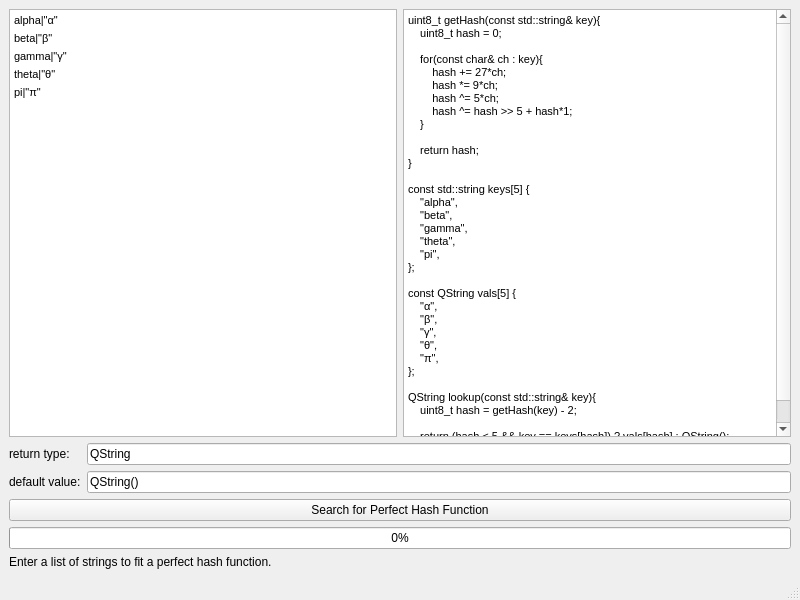
Old version of the form src/Poifect/mainwindow.ui in the repository JohnDTill/Poifect.
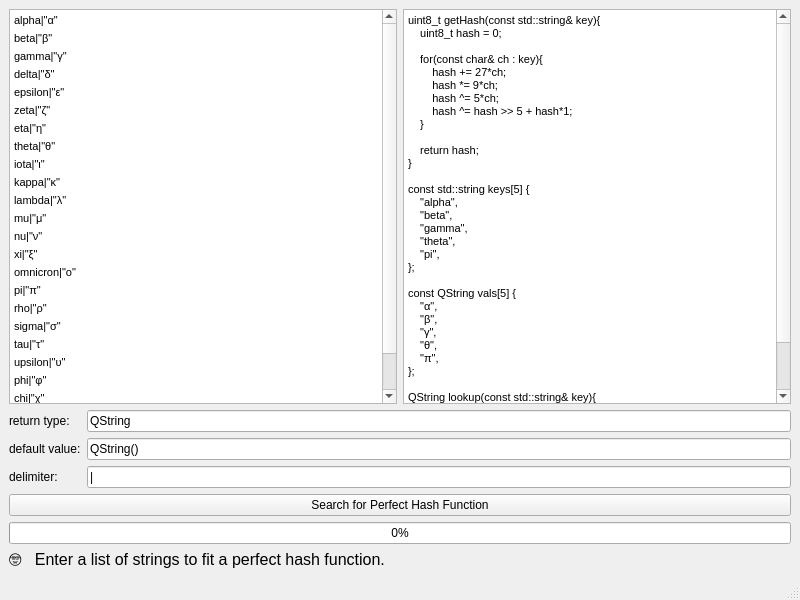
New version of the form.

Diff of the .ui file:
```diff
--- a/src/Poifect/mainwindow.ui
+++ b/src/Poifect/mainwindow.ui
@@ -37,11 +37,30 @@
 &lt;html&gt;&lt;head&gt;&lt;meta name=&quot;qrichtext&quot; content=&quot;1&quot; /&gt;&lt;style type=&quot;text/css&quot;&gt;
 p, li { white-space: pre-wrap; }
 &lt;/style&gt;&lt;/head&gt;&lt;body style=&quot; font-family:'MS Shell Dlg 2'; font-size:8pt; font-weight:400; font-style:normal;&quot;&gt;
-&lt;p style=&quot; margin-top:5px; margin-bottom:5px; margin-left:0px; margin-right:0px; -qt-block-indent:0; text-indent:0px;&quot;&gt;alpha|&amp;quot;α&amp;quot;&lt;/p&gt;
+&lt;p style=&quot; margin-top:0px; margin-bottom:0px; margin-left:0px; margin-right:0px; -qt-block-indent:0; text-indent:0px;&quot;&gt;alpha|&amp;quot;α&amp;quot;&lt;/p&gt;
 &lt;p style=&quot; margin-top:5px; margin-bottom:5px; margin-left:0px; margin-right:0px; -qt-block-indent:0; text-indent:0px;&quot;&gt;beta|&amp;quot;β&amp;quot;&lt;/p&gt;
 &lt;p style=&quot; margin-top:5px; margin-bottom:5px; margin-left:0px; margin-right:0px; -qt-block-indent:0; text-indent:0px;&quot;&gt;gamma|&amp;quot;γ&amp;quot;&lt;/p&gt;
+&lt;p style=&quot; margin-top:5px; margin-bottom:5px; margin-left:0px; margin-right:0px; -qt-block-indent:0; text-indent:0px;&quot;&gt;delta|&amp;quot;δ&amp;quot;&lt;/p&gt;
+&lt;p style=&quot; margin-top:5px; margin-bottom:5px; margin-left:0px; margin-right:0px; -qt-block-indent:0; text-indent:0px;&quot;&gt;epsilon|&amp;quot;ε&amp;quot;&lt;/p&gt;
+&lt;p style=&quot; margin-top:5px; margin-bottom:5px; margin-left:0px; margin-right:0px; -qt-block-indent:0; text-indent:0px;&quot;&gt;zeta|&amp;quot;ζ&amp;quot;&lt;/p&gt;
+&lt;p style=&quot; margin-top:5px; margin-bottom:5px; margin-left:0px; margin-right:0px; -qt-block-indent:0; text-indent:0px;&quot;&gt;eta|&amp;quot;η&amp;quot;&lt;/p&gt;
 &lt;p style=&quot; margin-top:5px; margin-bottom:5px; margin-left:0px; margin-right:0px; -qt-block-indent:0; text-indent:0px;&quot;&gt;theta|&amp;quot;θ&amp;quot;&lt;/p&gt;
-&lt;p style=&quot; margin-top:5px; margin-bottom:5px; margin-left:0px; margin-right:0px; -qt-block-indent:0; text-indent:0px;&quot;&gt;pi|&amp;quot;π&amp;quot;&lt;/p&gt;&lt;/body&gt;&lt;/html&gt;</string>
+&lt;p style=&quot; margin-top:5px; margin-bottom:5px; margin-left:0px; margin-right:0px; -qt-block-indent:0; text-indent:0px;&quot;&gt;iota|&amp;quot;ι&amp;quot;&lt;/p&gt;
+&lt;p style=&quot; margin-top:5px; margin-bottom:5px; margin-left:0px; margin-right:0px; -qt-block-indent:0; text-indent:0px;&quot;&gt;kappa|&amp;quot;κ&amp;quot;&lt;/p&gt;
+&lt;p style=&quot; margin-top:5px; margin-bottom:5px; margin-left:0px; margin-right:0px; -qt-block-indent:0; text-indent:0px;&quot;&gt;lambda|&amp;quot;λ&amp;quot;&lt;/p&gt;
+&lt;p style=&quot; margin-top:5px; margin-bottom:5px; margin-left:0px; margin-right:0px; -qt-block-indent:0; text-indent:0px;&quot;&gt;mu|&amp;quot;μ&amp;quot;&lt;/p&gt;
+&lt;p style=&quot; margin-top:5px; margin-bottom:5px; margin-left:0px; margin-right:0px; -qt-block-indent:0; text-indent:0px;&quot;&gt;nu|&amp;quot;ν&amp;quot;&lt;/p&gt;
+&lt;p style=&quot; margin-top:5px; margin-bottom:5px; margin-left:0px; margin-right:0px; -qt-block-indent:0; text-indent:0px;&quot;&gt;xi|&amp;quot;ξ&amp;quot;&lt;/p&gt;
+&lt;p style=&quot; margin-top:5px; margin-bottom:5px; margin-left:0px; margin-right:0px; -qt-block-indent:0; text-indent:0px;&quot;&gt;omnicron|&amp;quot;ο&amp;quot;&lt;/p&gt;
+&lt;p style=&quot; margin-top:5px; margin-bottom:5px; margin-left:0px; margin-right:0px; -qt-block-indent:0; text-indent:0px;&quot;&gt;pi|&amp;quot;π&amp;quot;&lt;/p&gt;
+&lt;p style=&quot; margin-top:5px; margin-bottom:5px; margin-left:0px; margin-right:0px; -qt-block-indent:0; text-indent:0px;&quot;&gt;rho|&amp;quot;ρ&amp;quot;&lt;/p&gt;
+&lt;p style=&quot; margin-top:5px; margin-bottom:5px; margin-left:0px; margin-right:0px; -qt-block-indent:0; text-indent:0px;&quot;&gt;sigma|&amp;quot;σ&amp;quot;&lt;/p&gt;
+&lt;p style=&quot; margin-top:5px; margin-bottom:5px; margin-left:0px; margin-right:0px; -qt-block-indent:0; text-indent:0px;&quot;&gt;tau|&amp;quot;τ&amp;quot;&lt;/p&gt;
+&lt;p style=&quot; margin-top:5px; margin-bottom:5px; margin-left:0px; margin-right:0px; -qt-block-indent:0; text-indent:0px;&quot;&gt;upsilon|&amp;quot;υ&amp;quot;&lt;/p&gt;
+&lt;p style=&quot; margin-top:5px; margin-bottom:5px; margin-left:0px; margin-right:0px; -qt-block-indent:0; text-indent:0px;&quot;&gt;phi|&amp;quot;φ&amp;quot;&lt;/p&gt;
+&lt;p style=&quot; margin-top:5px; margin-bottom:5px; margin-left:0px; margin-right:0px; -qt-block-indent:0; text-indent:0px;&quot;&gt;chi|&amp;quot;χ&amp;quot;&lt;/p&gt;
+&lt;p style=&quot; margin-top:5px; margin-bottom:5px; margin-left:0px; margin-right:0px; -qt-block-indent:0; text-indent:0px;&quot;&gt;psi|&amp;quot;ψ&amp;quot;&lt;/p&gt;
+&lt;p style=&quot; margin-top:5px; margin-bottom:5px; margin-left:0px; margin-right:0px; -qt-block-indent:0; text-indent:0px;&quot;&gt;omega|&amp;quot;ω&amp;quot;&lt;/p&gt;&lt;/body&gt;&lt;/html&gt;</string>
         </property>
         <property name="placeholderText">
          <string/>
@@ -186,6 +205,20 @@
         </property>
        </widget>
       </item>
+      <item row="2" column="0">
+       <widget class="QLabel" name="label_2">
+        <property name="text">
+         <string>delimiter:</string>
+        </property>
+       </widget>
+      </item>
+      <item row="2" column="1">
+       <widget class="QLineEdit" name="delimiterEdit">
+        <property name="text">
+         <string>|</string>
+        </property>
+       </widget>
+      </item>
      </layout>
     </item>
     <item>
@@ -204,8 +237,17 @@
     </item>
     <item>
      <widget class="QLabel" name="statusLabel">
+      <property name="font">
+       <font>
+        <pointsize>12</pointsize>
+        <weight>50</weight>
+        <italic>false</italic>
+        <bold>false</bold>
+        <underline>false</underline>
+       </font>
+      </property>
       <property name="text">
-       <string>Enter a list of strings to fit a perfect hash function.</string>
+       <string>🤓   Enter a list of strings to fit a perfect hash function.</string>
       </property>
      </widget>
     </item>
```
Left out of the diff: 44 changed lines with no effect on the pictures.
